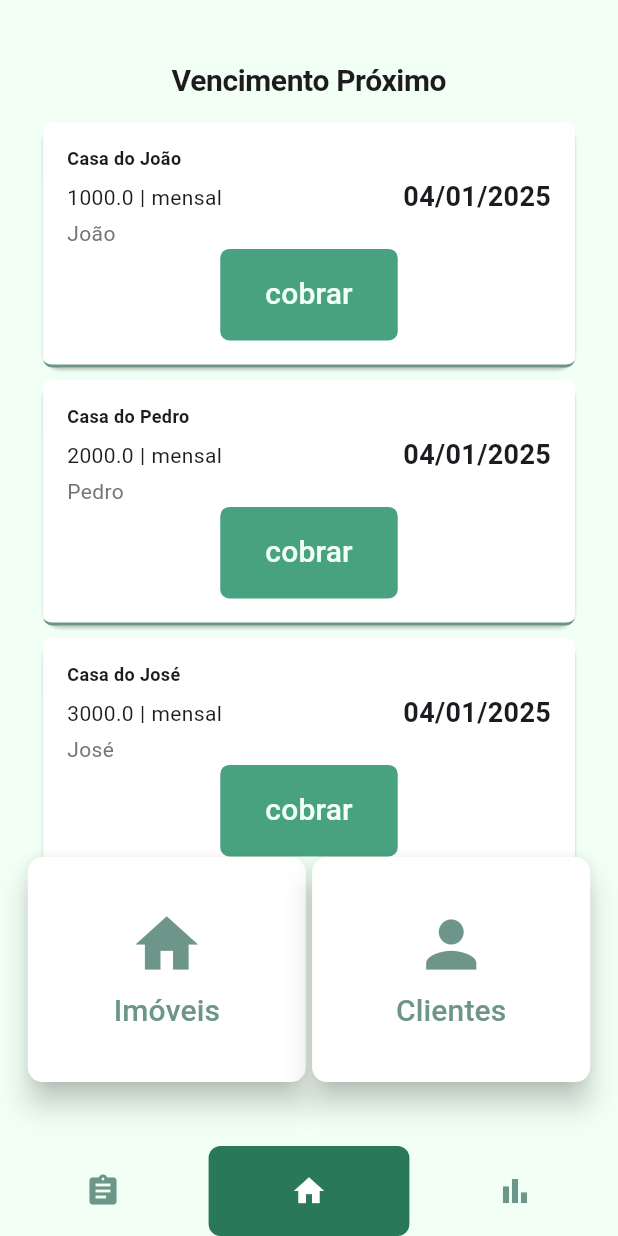
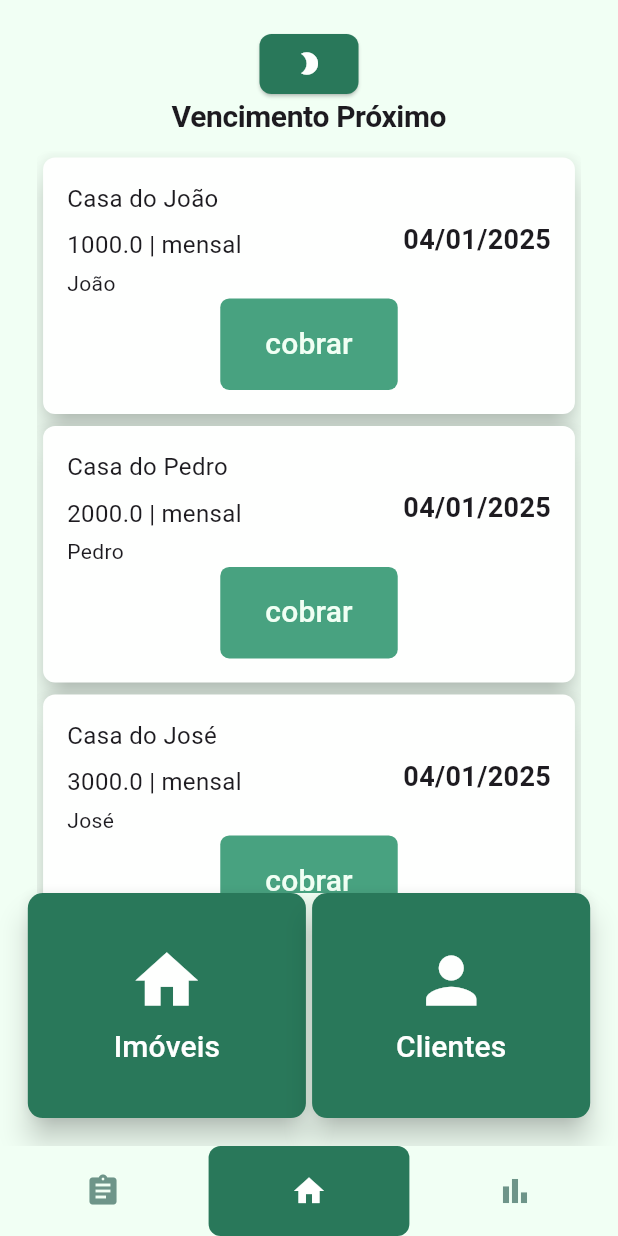
Before and after one commit to moisescunhapimentel/trabalho-pratico3-prog4, a Flutter app: the screen it shows after launch, item 2 of the bottom bar chosen, on a phone screen of 412 x 824 dp. Run offline on Flutter 3.47's test engine with Material 3 defaults, Android fonts, the phone set to English and light mode, and no system bars; our stand-ins replace drift; accounts and stored records are empty; generated files the repository leaves out were written again; Roboto replaces fonts that are missing (Concert One).

Commit message:
adicionar tema escuro e claro

```diff
--- a/lib/data/models/navegacao_item.dart
+++ b/lib/data/models/navegacao_item.dart
@@ -1,8 +1,4 @@
 import 'package:flutter/material.dart';
-
-import 'package:trabalho3/ui/screens/Estatisticas_screen.dart';
-import 'package:trabalho3/ui/screens/contratos_screen.dart';
-import 'package:trabalho3/ui/screens/inicio_screen.dart';
 
 class NavegacaoItem {
   final IconData icone;
@@ -10,9 +6,3 @@ class NavegacaoItem {
 
   NavegacaoItem({required this.icone, required this.screen});
 }
-
-  final List<NavegacaoItem> navegacaoInferiorItems= [
-    NavegacaoItem(icone: Icons.assignment, screen: const ContratosScreen()),
-    NavegacaoItem(icone: Icons.home, screen: const InicioScreen()),
-    NavegacaoItem(icone: Icons.bar_chart, screen: const EstatisticasScreen()),
-  ];
--- a/lib/main.dart
+++ b/lib/main.dart
@@ -7,17 +7,31 @@ import 'package:trabalho3/data/models/navegacao_item.dart';
 void main() {
   runApp(const MyApp());
 }
+class MyApp extends StatefulWidget {
+  const MyApp({super.key});
+  @override
+  _MyAppState createState() => _MyAppState();
+}
 
-class MyApp extends StatelessWidget {
-  const MyApp({super.key});
+class _MyAppState extends State<MyApp> {
+  bool isDarkMode = false;
+  void toggleTheme() {
+    setState(() {
+      isDarkMode = !isDarkMode;
+    });
+  }
 
   @override
   Widget build(BuildContext context) {
     return MaterialApp(
       title: 'Flutter Demo',
-       theme: AppTheme.theme,
-      home:  BarraNavegacaoWidget(
-        items: navegacaoInferiorItems, // Passa a lista de itens
+      theme: isDarkMode ? AppTheme.darkTheme : AppTheme.lightTheme,
+      home:Builder(
+        builder: (context) {
+          return BarraNavegacaoWidget(
+            toggleTheme: toggleTheme,
+          );
+        },
       ),
     );
   }
--- a/lib/ui/constants/colors.dart
+++ b/lib/ui/constants/colors.dart
@@ -1,7 +1,10 @@
 import 'package:flutter/material.dart';
 
 const backgroundColor = Color(0xFFF1FFF4);
+const darkBlackgoundColor = Color(0XFF000E03);
+
 const surfaceColor = Color(0xFFFEFFFE);
+const blackSurfaceColor = Color(0xFF263029);
 
 const accentPrimary = Color(0xFF29785A);
 const accentSecondary = Color(0xFF48A280);
--- a/lib/ui/screens/inicio_screen.dart
+++ b/lib/ui/screens/inicio_screen.dart
@@ -5,21 +5,34 @@ import 'package:trabalho3/ui/widgets/texto_icone_button.dart';
 import 'package:trabalho3/ui/widgets/vencimento_proximo_list.dart';
 
 class InicioScreen extends StatefulWidget {
-  const InicioScreen({super.key});
+  final VoidCallback toggleTheme;
+  const InicioScreen({super.key, required this.toggleTheme});
 
   @override
   InicioScreenState createState() => InicioScreenState();
 }
 
 class InicioScreenState extends State<InicioScreen> {
+  IconData icon = Icons.brightness_2;
+
   @override
   Widget build(BuildContext context) {
     var larguraScreen = MediaQuery.of(context).size.width;
-
     return Scaffold(
       body: Column(
         mainAxisAlignment: MainAxisAlignment.center,
         children: [
+          ElevatedButton(
+            onPressed: () => {
+              widget.toggleTheme(),
+              setState(() {
+                icon = icon == Icons.brightness_2
+                    ? Icons.wb_sunny
+                    : Icons.brightness_2;
+              }),
+            },
+            child: Icon(icon),
+          ),
           Center(
             child: Text("Vencimento Próximo",
                 style: Theme.of(context).textTheme.displayLarge),
--- a/lib/ui/theme/app_theme.dart
+++ b/lib/ui/theme/app_theme.dart
@@ -2,24 +2,98 @@ import 'package:flutter/material.dart';
 import 'package:trabalho3/ui/constants/colors.dart';
 
 class AppTheme {
-  static ThemeData get theme {
+  static ThemeData get lightTheme {
     return ThemeData(
       useMaterial3: true,
       scaffoldBackgroundColor: backgroundColor,
       primarySwatch: Colors.green,
-
       appBarTheme: const AppBarTheme(
         backgroundColor: backgroundColor,
         centerTitle: true,
         foregroundColor: Colors.black,
       ),
+      textTheme: const TextTheme(
+        displayLarge: TextStyle(
+          fontSize: 20,
+          fontWeight: FontWeight.bold,
+        ), // Titles
+        bodyLarge: TextStyle(
+          fontSize: 18,
+        ), // body text
+        bodyMedium: TextStyle(
+          fontSize: 16,
+        ), // secondary text
+      ),
+      fontFamily: 'Concert One',
+      elevatedButtonTheme: ElevatedButtonThemeData(
+        style: ElevatedButton.styleFrom(
+          foregroundColor: surfaceColor,
+          backgroundColor: accentPrimary,
+          shape: RoundedRectangleBorder(
+            borderRadius: BorderRadius.circular(8),
+          ),
+        ),
+      ),
+      cardTheme: CardTheme(
+        color: surfaceColor,
+        elevation: 8,
+        shape: RoundedRectangleBorder(
+          borderRadius: BorderRadius.circular(8),
+        ),
+      ),
+      buttonTheme: ButtonThemeData(
+        buttonColor: accentSecondary,
+        textTheme: ButtonTextTheme.primary,
+        shape: RoundedRectangleBorder(
+          borderRadius: BorderRadius.circular(8),
+        ),
+      ),
+    );
+  }
 
-      textTheme:const TextTheme(
-        displayLarge: TextStyle(fontSize: 20, fontWeight: FontWeight.bold, ), // Titles
-        bodyLarge: TextStyle(fontSize: 16, ), // body text
-        bodyMedium: TextStyle(fontSize: 14, ), // secondary text
+  static ThemeData get darkTheme {
+    return ThemeData(
+      useMaterial3: true,
+      scaffoldBackgroundColor: Colors.black,
+      primarySwatch: Colors.green,
+      appBarTheme: const AppBarTheme(
+        backgroundColor: darkBlackgoundColor,
+        centerTitle: true,
+        foregroundColor: Colors.white,
       ),
-       fontFamily: 'Concert One',
+      textTheme: const TextTheme(
+        displayLarge: TextStyle(
+            fontSize: 20,
+            fontWeight: FontWeight.bold,
+            color: backgroundColor), // Titles
+        bodyLarge: TextStyle(fontSize: 18, color: backgroundColor), // body text
+        bodyMedium:
+            TextStyle(fontSize: 16, color: backgroundColor), // secondary text
+      ),
+      fontFamily: 'Concert One',
+      elevatedButtonTheme: ElevatedButtonThemeData(
+        style: ElevatedButton.styleFrom(
+          foregroundColor: backgroundColor,
+          backgroundColor: accentPrimary,
+          shape: RoundedRectangleBorder(
+            borderRadius: BorderRadius.circular(8),
+          ),
+        ),
+      ),
+      cardTheme: CardTheme(
+        color: blackSurfaceColor,
+        elevation: 8,
+        shape: RoundedRectangleBorder(
+          borderRadius: BorderRadius.circular(8),
+        ),
+      ),
+      buttonTheme: ButtonThemeData(
+        buttonColor: accentSecondary,
+        textTheme: ButtonTextTheme.primary,
+        shape: RoundedRectangleBorder(
+          borderRadius: BorderRadius.circular(8),
+        ),
+      ),
     );
   }
 }
--- a/lib/ui/widgets/barra_navegação_widget.dart
+++ b/lib/ui/widgets/barra_navegação_widget.dart
@@ -1,18 +1,25 @@
+
 import 'package:flutter/material.dart';
 import 'package:trabalho3/data/models/navegacao_item.dart';
 import 'package:trabalho3/ui/constants/colors.dart';
 
+import 'package:trabalho3/ui/screens/Estatisticas_screen.dart';
+import 'package:trabalho3/ui/screens/contratos_screen.dart';
+import 'package:trabalho3/ui/screens/inicio_screen.dart';
+
 class BarraNavegacaoWidget extends StatefulWidget {
-  final List<NavegacaoItem> items;
+  final VoidCallback toggleTheme;
 
-  const BarraNavegacaoWidget({super.key, required this.items});
+  const BarraNavegacaoWidget({
+    super.key,
+    required this.toggleTheme,
+  });
 
   @override
   State<BarraNavegacaoWidget> createState() => _BarraNavegacaoWidgetState();
 }
 
 class _BarraNavegacaoWidgetState extends State<BarraNavegacaoWidget> {
-
   int _selectIndex = 0;
 
   void _onItemTapped(int index) {
@@ -23,30 +30,40 @@ class _BarraNavegacaoWidgetState extends State<BarraNavegacaoWidget> {
 
   @override
   Widget build(BuildContext context) {
+
+  final List<NavegacaoItem> navegacaoInferiorItems= [
+    NavegacaoItem(icone: Icons.assignment, screen: const ContratosScreen()),
+    NavegacaoItem(icone: Icons.home, screen: InicioScreen( toggleTheme: widget.toggleTheme)),
+    NavegacaoItem(icone: Icons.bar_chart, screen: const EstatisticasScreen()),
+  ];
+
     var larguraScreen = MediaQuery.of(context).size.width;
-    double espacoPorItem = larguraScreen / widget.items.length;
+    double espacoPorItem = larguraScreen /  navegacaoInferiorItems.length;
     double espacamentoHorizontal = espacoPorItem * 0.8;
 
     return Scaffold(
-      body: widget.items[_selectIndex].screen,
-      bottomNavigationBar:  Container(
+      body:  navegacaoInferiorItems[_selectIndex].screen,
+      bottomNavigationBar: Container(
         height: 60,
         color: backgroundColor,
         child: Row(
           mainAxisAlignment: MainAxisAlignment.spaceAround,
-          children: widget.items.map((item) {
-            int index = widget.items.indexOf(item);
+          children:  navegacaoInferiorItems.map((item) {
+            int index =  navegacaoInferiorItems.indexOf(item);
             return GestureDetector(
               onTap: () => _onItemTapped(index),
               child: Container(
-                padding: EdgeInsets.symmetric(horizontal: ( espacamentoHorizontal / 2 ), vertical: 18),
+                padding: EdgeInsets.symmetric(
+                    horizontal: (espacamentoHorizontal / 2), vertical: 18),
                 decoration: BoxDecoration(
-                  color: _selectIndex == index ? accentPrimary : Colors.transparent,
+                  color: _selectIndex == index
+                      ? accentPrimary
+                      : Colors.transparent,
                   borderRadius: BorderRadius.circular(8),
                 ),
-                child: Icon(
-                  item.icone,
-                  color: _selectIndex == index ? surfaceColor : highlightSoft),
+                child: Icon(item.icone,
+                    color:
+                        _selectIndex == index ? surfaceColor : highlightSoft),
               ),
             );
           }).toList(),
--- a/lib/ui/widgets/texto_icone_button.dart
+++ b/lib/ui/widgets/texto_icone_button.dart
@@ -1,5 +1,4 @@
 import 'package:flutter/material.dart';
-import 'package:trabalho3/ui/constants/colors.dart';
 
 class TextoIconeButton extends StatelessWidget {
   final String texto;
@@ -20,7 +19,6 @@ class TextoIconeButton extends StatelessWidget {
         funcao();
       },
       style: ElevatedButton.styleFrom(
-        backgroundColor: surfaceColor,
         padding: EdgeInsets.symmetric(vertical: (larguraScreen * 0.05), horizontal: (larguraScreen * 0.01)),
         shape: RoundedRectangleBorder(
           borderRadius: BorderRadius.circular(10),
@@ -31,10 +29,10 @@ class TextoIconeButton extends StatelessWidget {
       child: Column(
         mainAxisSize: MainAxisSize.min,
         children: [
-          Icon(icone, color: highlightSoft, size: 50),
+          Icon(icone, size: 50),
           const SizedBox(height: 5),
           Text(texto,
-              style: const TextStyle(color: highlightSoft, fontSize: 20)),
+              style: const TextStyle( fontSize: 20)),
         ],
       ),
     );
--- a/lib/ui/widgets/vencimento_proximo_card.dart
+++ b/lib/ui/widgets/vencimento_proximo_card.dart
@@ -1,6 +1,5 @@
 import 'package:flutter/material.dart';
 import 'package:intl/intl.dart';
-import 'package:trabalho3/ui/constants/colors.dart';
 import 'package:trabalho3/ui/widgets/padrao_texto_button.dart';
 import '../../data/enums/tipo_intervalo.dart';
 
@@ -27,14 +26,9 @@ class VencimentoProximoCard extends StatelessWidget {
       child: Container(
         padding: const EdgeInsets.all(16),
         decoration: BoxDecoration(
-          color: surfaceColor,
+         // color: surfaceColor,
           borderRadius: BorderRadius.circular(6),
-          border: const Border(
-            bottom: BorderSide(
-              width: 2,
-              color: highlightSoft,
-            ),
-          ),
+
         ),
         child: Column(
           children: [
@@ -46,10 +40,7 @@ class VencimentoProximoCard extends StatelessWidget {
                     children: [
                       Text(
                         nomeImovel,
-                        style: const TextStyle(
-                          fontSize: 12,
-                          fontWeight: FontWeight.bold,
-                        ),
+
                       ),
                       const SizedBox(height: 8),
                       Row(
@@ -64,18 +55,18 @@ class VencimentoProximoCard extends StatelessWidget {
                       const SizedBox(height: 4),
                       Text(
                         nomeInquelino,
-                        style: TextStyle(
+                        style: const TextStyle(
                           fontSize: 14,
-                          color: Colors.grey[600],
+
                         ),
                       ),
                     ],
                   ),
                 ),
-                // Lado direito: Ícone
+                // Lado direito
                 Text(
                   DateFormat('dd/MM/yyyy')
-                      .format(dataVencimento), // Formata a data
+                      .format(dataVencimento),
                   style: const TextStyle(
                     fontSize: 18,
                     fontWeight: FontWeight.bold,
```
Lines whose indentation alone changed are shown as unchanged.
